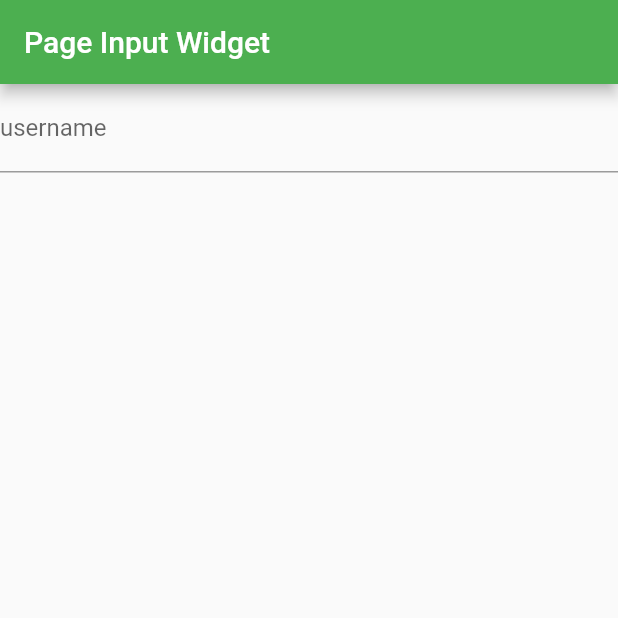
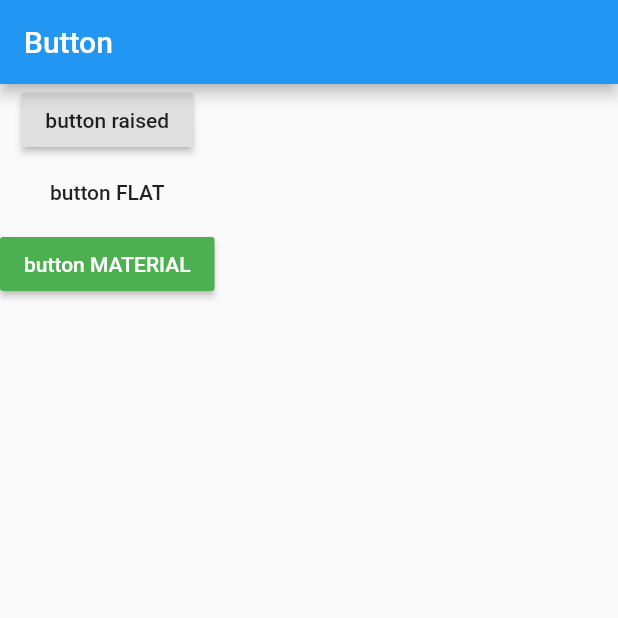
Before and after one commit to dunprek/udacoding_happy_flutter, a Flutter app: the screen it shows after launch, on a phone screen of 412 x 824 dp, the top half of it. Run offline on Flutter 3.47's test engine with Material 2 defaults, Android fonts, the phone set to English and light mode, and no system bars.

Commit message:
button widget

```diff
--- a/lib/main.dart
+++ b/lib/main.dart
@@ -21,39 +21,35 @@ class MyApp extends StatelessWidget {
         // is not restarted.
         primarySwatch: Colors.blue,
       ),
-      home: PageInputWidget(),
+      home: PageButton(),
       debugShowCheckedModeBanner: false,
     );
   }
 }
 
-class PageInputWidget extends StatefulWidget {
-  @override
-  _PageInputWidgetState createState() => _PageInputWidgetState();
-}
-
-class _PageInputWidgetState extends State<PageInputWidget> {
-  String txt = '';
-
+class PageButton extends StatelessWidget {
   @override
   Widget build(BuildContext context) {
     return Scaffold(
       appBar: AppBar(
-        backgroundColor: Colors.green,
-        title: new Text('Page Input Widget'),
+        title: Text('Button'),
       ),
       body: new Column(
         children: <Widget>[
-          new TextField(
-            onChanged: (String text) {
-              setState(() {
-                txt = text;
-              });
-            },
-            decoration: new InputDecoration(
-                hintText: 'Input username', labelText: 'username'),
+          new RaisedButton(
+            onPressed: () {},
+            child: Text('button raised'),
           ),
-          new Text(txt)
+          new FlatButton(
+            onPressed: () {},
+            child: Text('button FLAT'),
+          ),
+          new MaterialButton(
+            onPressed: () {},
+            child: Text('button MATERIAL'),
+            color: Colors.green,
+            textColor: Colors.white,
+          )
         ],
       ),
     );
```
